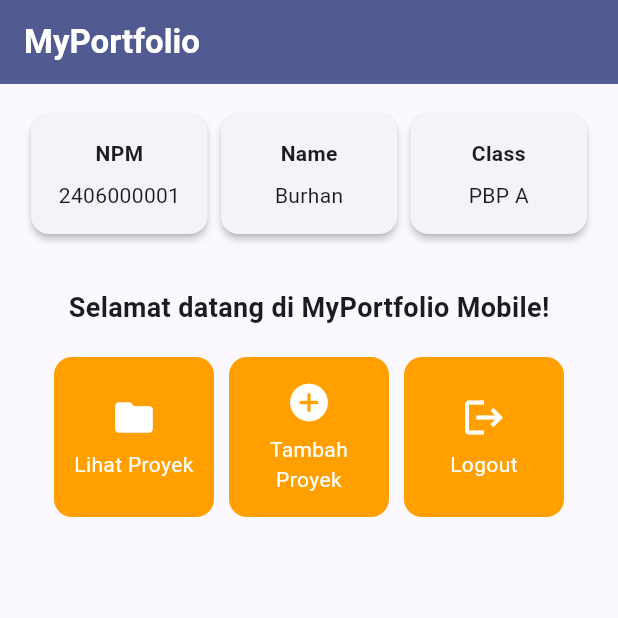
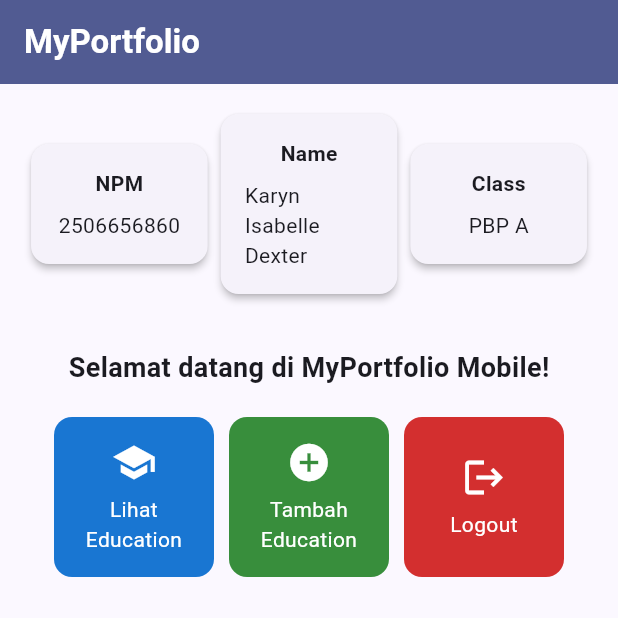
Before and after one commit to karyndextuy/myportofolio_mobile, a Flutter app: the screen it shows after launch, on a phone screen of 412 x 824 dp, the top half of it. Run offline on Flutter 3.47's test engine with Material 3 defaults, Android fonts, the phone set to English and light mode, and no system bars.

Commit message:
feat: show my identity and add colored Education action buttons

```diff
--- a/lib/menu.dart
+++ b/lib/menu.dart
@@ -3,14 +3,17 @@ import 'package:flutter/material.dart';
 class MyHomePage extends StatelessWidget {
   MyHomePage({super.key});
 
-  final String npm = "2406000001";
-  final String nama = "Burhan";
+  // Identitas pemilik portofolio yang ditampilkan pada tiga InfoCard.
+  final String npm = "2506656860";
+  final String nama = "Karyn Isabelle Dexter";
   final String kelas = "PBP A";
 
+  // Tombol aksi portofolio. Warna latar disimpan di model, sehingga
+  // ItemCard cukup membaca item.color tanpa percabangan if-else.
   final List<ItemHomepage> items = [
-    ItemHomepage("Lihat Proyek", Icons.folder),
-    ItemHomepage("Tambah Proyek", Icons.add_circle),
-    ItemHomepage("Logout", Icons.logout),
+    ItemHomepage("Lihat Education", Icons.school, Colors.blue.shade700),
+    ItemHomepage("Tambah Education", Icons.add_circle, Colors.green.shade700),
+    ItemHomepage("Logout", Icons.logout, Colors.red.shade700),
   ];
 
   @override
@@ -116,11 +119,18 @@ class InfoCard extends StatelessWidget {
   }
 }
 
+/// Model data untuk satu tombol aksi di halaman menu.
 class ItemHomepage {
+  /// Nama tombol, juga dipakai pada pesan SnackBar.
   final String name;
+
+  /// Ikon yang ditampilkan di atas nama tombol.
   final IconData icon;
 
-  ItemHomepage(this.name, this.icon);
+  /// Warna latar kartu tombol.
+  final Color color;
+
+  ItemHomepage(this.name, this.icon, this.color);
 }
 
 class ItemCard extends StatelessWidget {
@@ -131,8 +141,8 @@ class ItemCard extends StatelessWidget {
   @override
   Widget build(BuildContext context) {
     return Material(
-      // Menggunakan warna sekunder dari skema tema aplikasi.
-      color: Theme.of(context).colorScheme.secondary,
+      // Warna latar diambil dari model, sehingga setiap tombol berbeda warna.
+      color: item.color,
       borderRadius: BorderRadius.circular(12),
       child: InkWell(
         // Aksi ketika kartu ditekan oleh pengguna.
```
